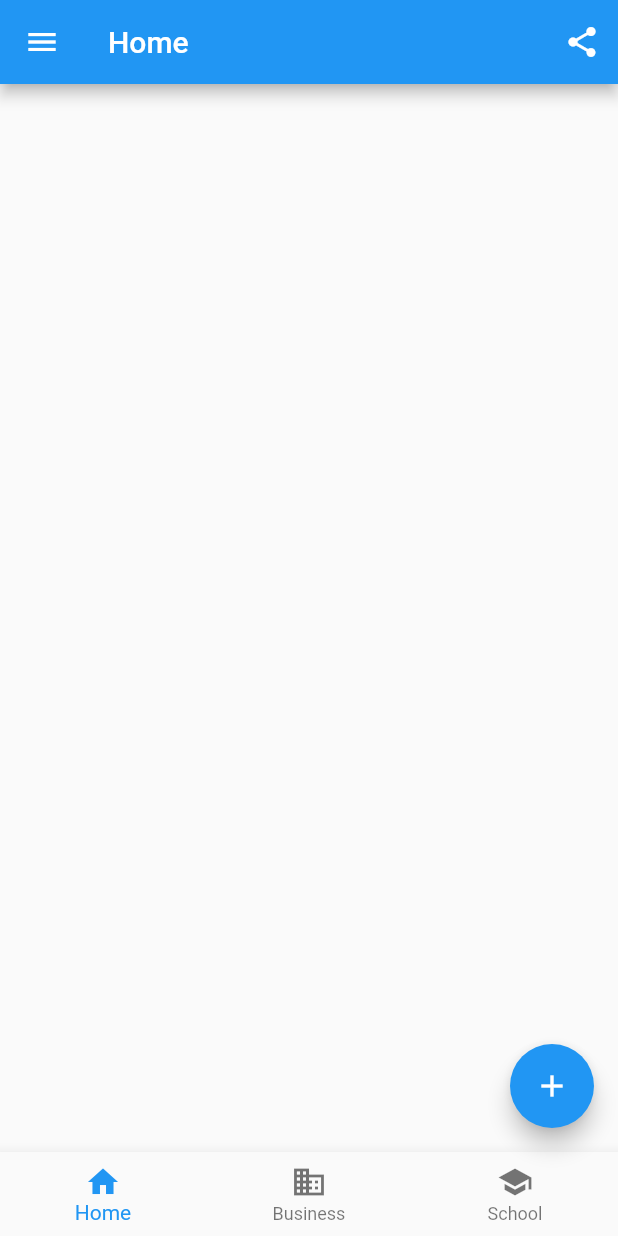
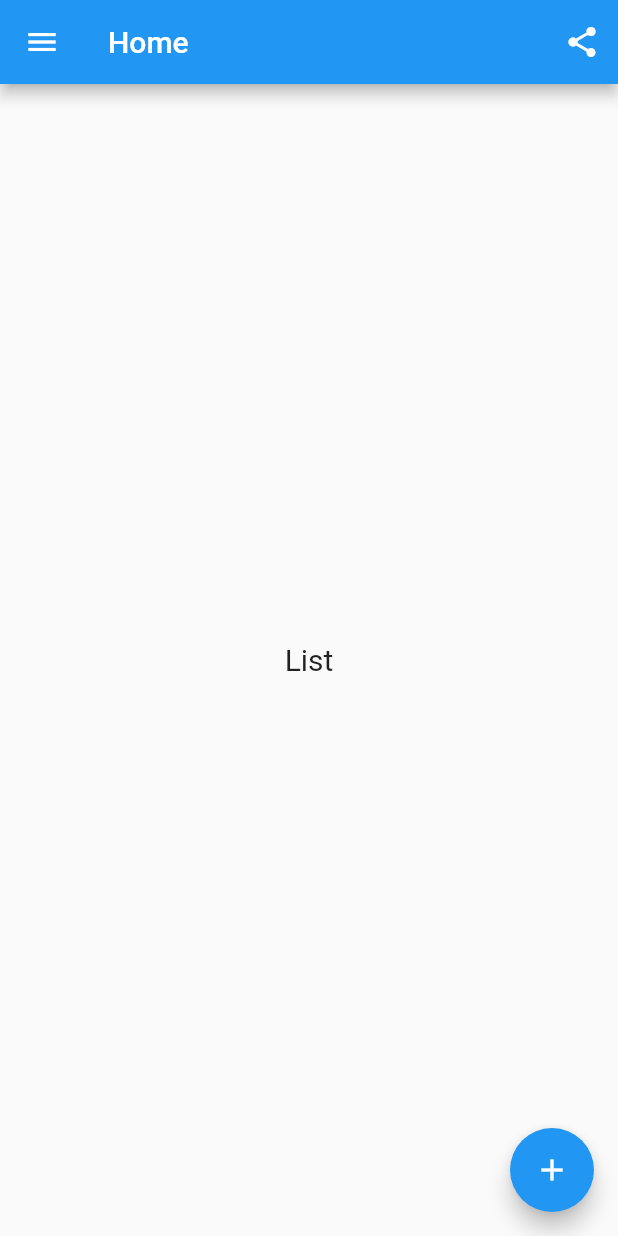
Before and after one commit to tsundata/react-native-app, a Flutter app: the HomeView screen opened by its route, on a phone screen of 412 x 824 dp. Run offline on Flutter 3.47's test engine with Material 2 defaults, Android fonts, the phone set to English and light mode, and no system bars; our stand-ins replace flutter_chat_types, flutter_chat_ui, get, get_it, getwidget, open_file.

Commit message:
feat: base view

```diff
--- a/lib/app/modules/home/views/home_view.dart
+++ b/lib/app/modules/home/views/home_view.dart
@@ -1,6 +1,7 @@
 import 'package:flutter/material.dart';
 
 import 'package:get/get.dart';
+import 'package:getwidget/getwidget.dart';
 
 import 'package:flow/app/routes/app_pages.dart';
 
@@ -16,30 +17,60 @@ class HomeView extends GetView<HomeController> {
           IconButton(onPressed: () {}, icon: Icon(Icons.share))
         ],
       ),
-      drawer: Drawer(
-        child: Text('User'),
-      ),
-      bottomNavigationBar: BottomNavigationBar(
-        items: <BottomNavigationBarItem>[
-          BottomNavigationBarItem(icon: Icon(Icons.home), label: 'Home'),
-          BottomNavigationBarItem(
-              icon: Icon(Icons.business), label: 'Business'),
-          BottomNavigationBarItem(icon: Icon(Icons.school), label: 'School'),
-        ],
-        currentIndex: 0,
-        fixedColor: Colors.blue,
-        onTap: _onItemTapped,
+      drawer: GFDrawer(
+        child: ListView(
+          padding: EdgeInsets.zero,
+          children: <Widget>[
+            GFDrawerHeader(
+              currentAccountPicture: GFAvatar(
+                radius: 80.0,
+                backgroundImage: NetworkImage("https://cdn.pixabay.com/photo/2017/12/03/18/04/christmas-balls-2995437_960_720.jpg"),
+              ),
+              otherAccountsPictures: <Widget>[
+                Image(
+                  image: NetworkImage("https://cdn.pixabay.com/photo/2019/12/20/00/03/road-4707345_960_720.jpg"),
+                  fit: BoxFit.cover,
+                ),
+                GFAvatar(
+                  child: Text("ab"),
+                )
+              ],
+              child: Column(
+                mainAxisAlignment: MainAxisAlignment.start,
+                crossAxisAlignment: CrossAxisAlignment.start,
+                children: <Widget>[
+                  Text('user name'),
+                  Text('user@userid.com'),
+                ],
+              ),
+            ),
+            ListTile(
+              title: Text('profile'),
+              onTap: () => Get.toNamed(Routes.PROFILE),
+            ),
+            ListTile(
+              title: Text('setting'),
+              onTap: () => Get.toNamed(Routes.SETTING),
+            ),
+            ListTile(
+              title: Text('logout'),
+              onTap: () => Get.toNamed(Routes.LOGIN),
+            ),
+          ],
+        ),
       ),
       floatingActionButton:
           FloatingActionButton(child: Icon(Icons.add), onPressed: _onAdd),
+      body: Center(
+        child: Text(
+          'List',
+          style: TextStyle(fontSize: 20),
+        ),
+      ),
     );
   }
 
-  void _onItemTapped(int index) {
-    if (index == 0) {
-      Get.toNamed(Routes.CHAT);
-    }
+  void _onAdd() {
+    Get.toNamed(Routes.GROUP);
   }
-
-  void _onAdd() {}
 }
--- a/lib/app/routes/app_routes.dart
+++ b/lib/app/routes/app_routes.dart
@@ -7,10 +7,16 @@ abstract class Routes {
   static const HOME = _Paths.HOME;
   static const CHAT = _Paths.CHAT;
   static const LOGIN = _Paths.LOGIN;
+  static const SETTING = _Paths.SETTING;
+  static const PROFILE = _Paths.PROFILE;
+  static const GROUP = _Paths.GROUP;
 }
 
 abstract class _Paths {
   static const HOME = '/home';
   static const CHAT = '/chat';
   static const LOGIN = '/login';
+  static const SETTING = '/setting';
+  static const PROFILE = '/profile';
+  static const GROUP = '/group';
 }
```
Also changed, not shown: lib/app/modules/chat/views/chat_view.dart (+4 -3 lines), lib/app/modules/group/bindings/group_binding.dart (added, +12 -0 lines), lib/app/modules/group/controllers/group_controller.dart (added, +20 -0 lines), lib/app/modules/group/views/group_view.dart (added, +23 -0 lines), lib/app/modules/profile/bindings/profile_binding.dart (added, +12 -0 lines), lib/app/modules/profile/controllers/profile_controller.dart (added, +20 -0 lines), lib/app/modules/profile/views/profile_view.dart (added, +23 -0 lines), lib/app/modules/setting/bindings/setting_binding.dart (added, +12 -0 lines), lib/app/modules/setting/controllers/setting_controller.dart (added, +20 -0 lines), lib/app/modules/setting/views/setting_view.dart (added, +23 -0 lines), lib/app/routes/app_pages.dart (+21 -0 lines).
